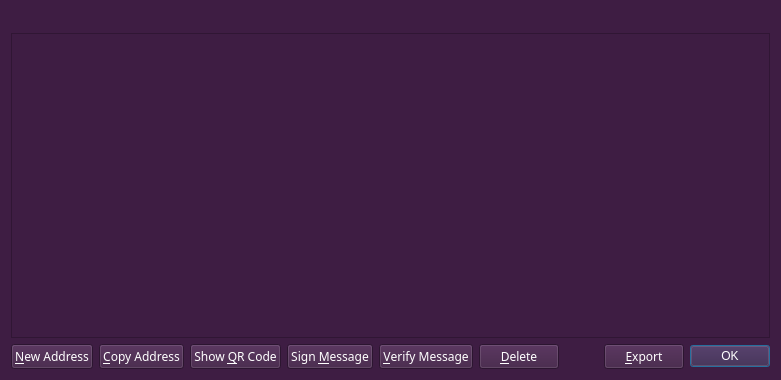
The window that src/qt/forms/addressbookpage.ui (talkcoin/talkcoin-wallet) describes before a commit, drawn with Qt 5.
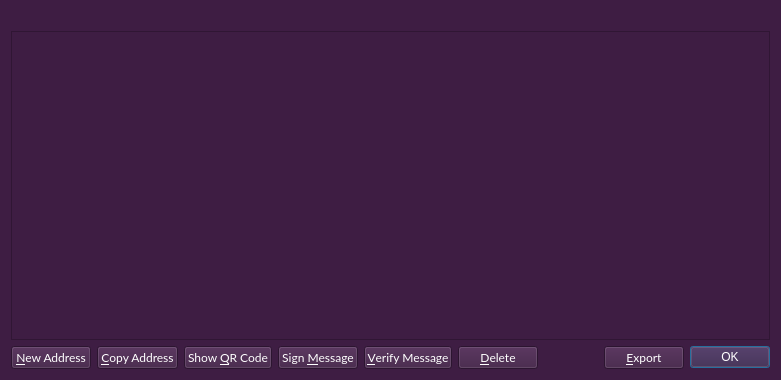
The same window after the commit. Icons and pictures are not drawn.

Diff of the .ui file:
```diff
--- a/src/qt/forms/addressbookpage.ui
+++ b/src/qt/forms/addressbookpage.ui
@@ -12,7 +12,7 @@
   </property>
   <property name="font">
    <font>
-    <family>Gill Sans MT</family>
+    <family>Lato</family>
     <pointsize>9</pointsize>
    </font>
   </property>
@@ -40,7 +40,7 @@
     <widget class="QTableView" name="tableView">
      <property name="font">
       <font>
-       <family>Gill Sans MT</family>
+       <family>Lato</family>
        <pointsize>11</pointsize>
       </font>
      </property>
@@ -88,7 +88,7 @@
       <widget class="QPushButton" name="newAddress">
        <property name="font">
         <font>
-         <family>Gill Sans MT</family>
+         <family>Lato</family>
          <pointsize>9</pointsize>
         </font>
        </property>
@@ -122,7 +122,7 @@
       <widget class="QPushButton" name="copyAddress">
        <property name="font">
         <font>
-         <family>Gill Sans MT</family>
+         <family>Lato</family>
          <pointsize>9</pointsize>
         </font>
        </property>
@@ -156,7 +156,7 @@
       <widget class="QPushButton" name="showQRCode">
        <property name="font">
         <font>
-         <family>Gill Sans MT</family>
+         <family>Lato</family>
          <pointsize>9</pointsize>
         </font>
        </property>
@@ -186,7 +186,7 @@
       <widget class="QPushButton" name="signMessage">
        <property name="font">
         <font>
-         <family>Gill Sans MT</family>
+         <family>Lato</family>
          <pointsize>9</pointsize>
         </font>
        </property>
@@ -219,7 +219,7 @@
       <widget class="QPushButton" name="verifyMessage">
        <property name="font">
         <font>
-         <family>Gill Sans MT</family>
+         <family>Lato</family>
          <pointsize>9</pointsize>
         </font>
        </property>
@@ -252,7 +252,7 @@
       <widget class="QPushButton" name="deleteAddress">
        <property name="font">
         <font>
-         <family>Gill Sans MT</family>
+         <family>Lato</family>
          <pointsize>9</pointsize>
         </font>
        </property>
@@ -298,7 +298,7 @@
       <widget class="QPushButton" name="exportButton">
        <property name="font">
         <font>
-         <family>Gill Sans MT</family>
+         <family>Lato</family>
          <pointsize>9</pointsize>
         </font>
        </property>
@@ -337,7 +337,7 @@
        </property>
        <property name="font">
         <font>
-         <family>Gill Sans MT</family>
+         <family>Lato</family>
          <pointsize>9</pointsize>
         </font>
        </property>
```
Left out of the diff: 18 changed lines with no effect on the pictures.
